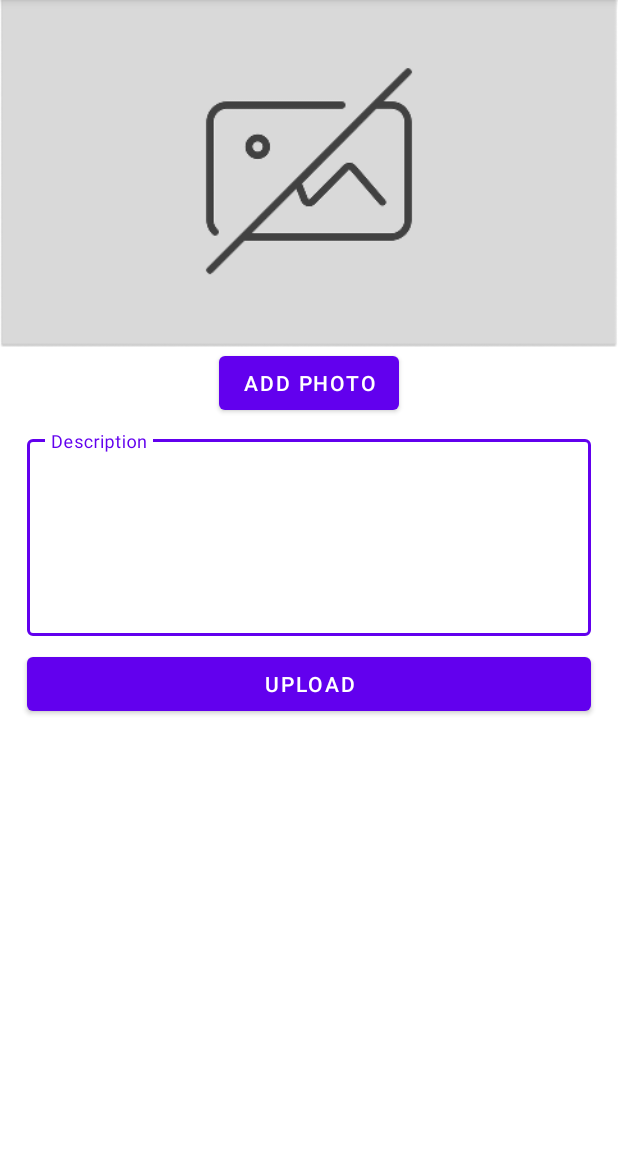
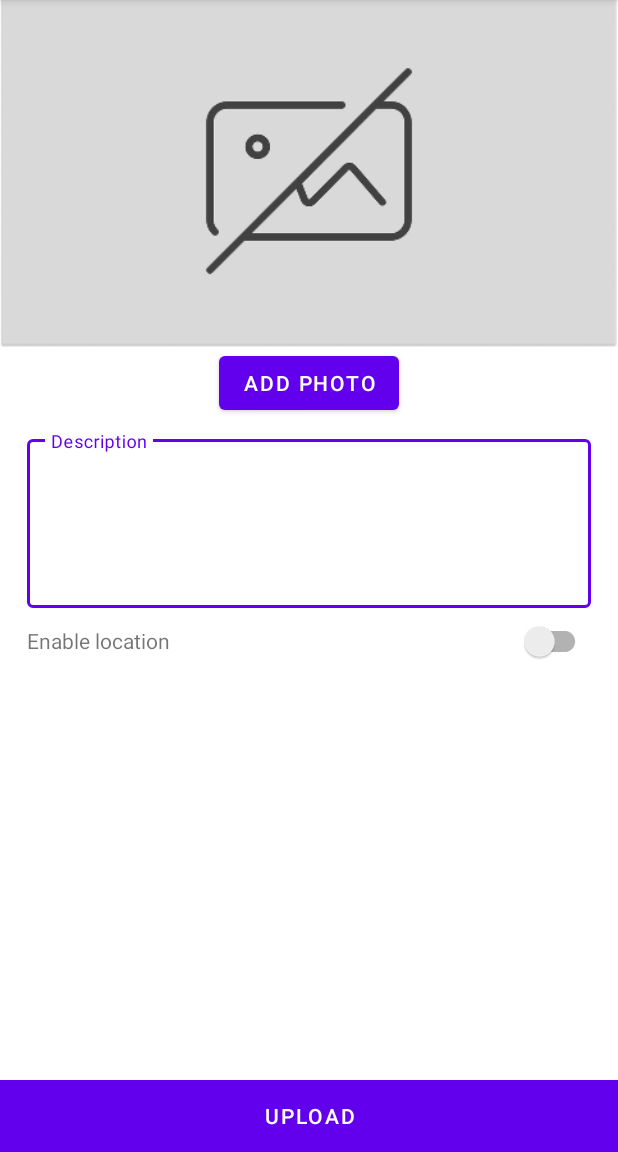
Before and after one commit to mbaguszulmi/story-app, an Android app: the AddStoryActivity screen opened directly, with no data from a screen before it, on a phone screen of 412 x 824 dp, the part 84-1236 px from its top. Run offline under Robolectric (Android 15) with nearby library versions, the light colour scheme and no system bars; our stand-ins replace Dagger/Hilt's generated code, data binding; pictures from the network do not load.

Commit message:
- Add story with location - Add location mode as build flavor

```diff
--- a/app/src/main/java/co/mbznetwork/storyapp/datasource/api/StoryApi.kt
+++ b/app/src/main/java/co/mbznetwork/storyapp/datasource/api/StoryApi.kt
@@ -19,7 +19,9 @@ interface StoryApi {
     @POST("stories")
     suspend fun addStory(
         @Part photo: MultipartBody.Part,
-        @Part("description") description: RequestBody
+        @Part("description") description: RequestBody,
+        @Part("lat") lat: RequestBody? = null,
+        @Part("lon") lon: RequestBody? = null
     ): Response<GeneralResponse>
 
     @GET("stories")
--- /dev/null
+++ b/app/src/main/java/co/mbznetwork/storyapp/di/LocationModule.kt
@@ -0,0 +1,20 @@
+package co.mbznetwork.storyapp.di
+
+import android.content.Context
+import com.google.android.gms.location.FusedLocationProviderClient
+import com.google.android.gms.location.LocationServices
+import dagger.Module
+import dagger.Provides
+import dagger.hilt.InstallIn
+import dagger.hilt.android.qualifiers.ApplicationContext
+import dagger.hilt.components.SingletonComponent
+import javax.inject.Singleton
+
+@Module
+@InstallIn(SingletonComponent::class)
+object LocationModule {
+
+    @Provides
+    @Singleton
+    fun provideFusedLocationClient(@ApplicationContext context: Context): FusedLocationProviderClient = LocationServices.getFusedLocationProviderClient(context)
+}
--- a/app/src/main/java/co/mbznetwork/storyapp/view/AddStoryActivity.kt
+++ b/app/src/main/java/co/mbznetwork/storyapp/view/AddStoryActivity.kt
@@ -9,6 +9,7 @@ import android.os.Build
 import android.os.Bundle
 import android.provider.MediaStore
 import android.view.MenuItem
+import androidx.activity.result.IntentSenderRequest
 import androidx.activity.result.contract.ActivityResultContracts
 import androidx.activity.viewModels
 import androidx.core.app.ActivityCompat
@@ -17,13 +18,25 @@ import co.mbznetwork.storyapp.databinding.ActivityAddStoryBinding
 import co.mbznetwork.storyapp.util.IntentChooserHelper
 import co.mbznetwork.storyapp.util.activityLifecycle
 import co.mbznetwork.storyapp.viewmodel.AddStoryViewModel
+import com.google.android.gms.common.api.ResolvableApiException
+import com.google.android.gms.location.LocationRequest
+import com.google.android.gms.location.LocationServices
+import com.google.android.gms.location.LocationSettingsRequest
+import com.google.android.gms.location.Priority
+import com.google.android.gms.maps.CameraUpdateFactory
+import com.google.android.gms.maps.GoogleMap
+import com.google.android.gms.maps.OnMapReadyCallback
+import com.google.android.gms.maps.SupportMapFragment
+import com.google.android.gms.maps.model.MapStyleOptions
+import com.google.android.gms.maps.model.MarkerOptions
 import dagger.hilt.android.AndroidEntryPoint
 import kotlinx.coroutines.flow.collectLatest
+import java.util.concurrent.TimeUnit
 
 private const val BITMAP_DATA = "data"
 
 @AndroidEntryPoint
-class AddStoryActivity : BaseActivity<ActivityAddStoryBinding>() {
+class AddStoryActivity : BaseActivity<ActivityAddStoryBinding>(), OnMapReadyCallback {
 
     private val addStoryViewModel by viewModels<AddStoryViewModel>()
 
@@ -74,6 +87,22 @@ class AddStoryActivity : BaseActivity<ActivityAddStoryBinding>() {
         }
     }
 
+    private val locationPermissionLauncher = registerForActivityResult(
+        ActivityResultContracts.RequestPermission()
+    ) {
+        if (it) {
+            requestLocationService()
+        }
+    }
+
+    private val enableLocationLauncher = registerForActivityResult(
+        ActivityResultContracts.StartIntentSenderForResult()
+    ) { result ->
+        if (result.resultCode == Activity.RESULT_OK) addStoryViewModel.getCurrentUserLocation()
+    }
+
+    private lateinit var googleMap: GoogleMap
+
     override val layoutId: Int
         get() = R.layout.activity_add_story
 
@@ -81,6 +110,8 @@ class AddStoryActivity : BaseActivity<ActivityAddStoryBinding>() {
         super.onCreate(savedInstanceState)
         initView()
         observeShouldFinish()
+        observeShouldCheckLocationPermission()
+        observeUserLocation()
     }
 
     private fun initView() {
@@ -88,6 +119,10 @@ class AddStoryActivity : BaseActivity<ActivityAddStoryBinding>() {
             title = getString(R.string.add_story)
             setDisplayHomeAsUpEnabled(true)
         }
+
+        val mapFragment = supportFragmentManager
+            .findFragmentById(R.id.map) as SupportMapFragment
+        mapFragment.getMapAsync(this)
 
         binding.apply {
             lifecycleOwner = this@AddStoryActivity
@@ -125,6 +160,34 @@ class AddStoryActivity : BaseActivity<ActivityAddStoryBinding>() {
         }
     }
 
+    private fun observeShouldCheckLocationPermission() {
+        activityLifecycle {
+            addStoryViewModel.shouldCheckLocationPermission.collectLatest {
+                if (it) checkLocationPermission()
+            }
+        }
+    }
+
+    private fun observeUserLocation() {
+        activityLifecycle {
+            addStoryViewModel.userLocation.collect {
+                it?.let {
+                    googleMap.apply {
+                        clear()
+                        addMarker(
+                            MarkerOptions().position(it)
+                        )
+                        animateCamera(
+                            CameraUpdateFactory.newLatLngZoom(
+                                it, 15f
+                            )
+                        )
+                    }
+                }
+            }
+        }
+    }
+
     override fun onOptionsItemSelected(item: MenuItem): Boolean {
         return when(item.itemId) {
             android.R.id.home -> {
@@ -149,4 +212,39 @@ class AddStoryActivity : BaseActivity<ActivityAddStoryBinding>() {
             }
         )
     }
+
+    private fun checkLocationPermission() {
+        locationPermissionLauncher.launch(Manifest.permission.ACCESS_FINE_LOCATION)
+    }
+
+    private fun requestLocationService() {
+        val locationRequest = LocationRequest.Builder(
+            Priority.PRIORITY_HIGH_ACCURACY,
+            TimeUnit.SECONDS.toMillis(1)
+        )
+
+        val settings = LocationSettingsRequest.Builder().addLocationRequest(locationRequest.build())
+        LocationServices.getSettingsClient(this)
+            .checkLocationSettings(settings.build())
+            .addOnSuccessListener {
+                addStoryViewModel.getCurrentUserLocation()
+            }.addOnFailureListener {
+                if (it is ResolvableApiException) {
+                    enableLocationLauncher.launch(
+                        IntentSenderRequest.Builder(it.resolution).build()
+                    )
+                }
+            }
+    }
+
+    override fun onMapReady(map: GoogleMap) {
+        googleMap = map.apply {
+            setMapStyle(
+                MapStyleOptions.loadRawResourceStyle(
+                    this@AddStoryActivity, R.raw.map_style
+                )
+            )
+        }
+        addStoryViewModel.setMapReady()
+    }
 }
--- a/app/src/main/java/co/mbznetwork/storyapp/viewmodel/AddStoryViewModel.kt
+++ b/app/src/main/java/co/mbznetwork/storyapp/viewmodel/AddStoryViewModel.kt
@@ -1,5 +1,6 @@
 package co.mbznetwork.storyapp.viewmodel
 
+import android.annotation.SuppressLint
 import android.content.ContentResolver
 import android.graphics.Bitmap
 import android.graphics.BitmapFactory
@@ -13,13 +14,14 @@ import co.mbznetwork.storyapp.eventbus.UIStatusEventBus
 import co.mbznetwork.storyapp.model.network.NetworkResult
 import co.mbznetwork.storyapp.model.ui.UiMessage
 import co.mbznetwork.storyapp.model.ui.UiStatus
+import co.mbznetwork.storyapp.repository.LocationRepository
 import co.mbznetwork.storyapp.repository.StoryRepository
+import com.google.android.gms.maps.model.LatLng
 import dagger.hilt.android.lifecycle.HiltViewModel
 import kotlinx.coroutines.CoroutineDispatcher
-import kotlinx.coroutines.flow.MutableSharedFlow
-import kotlinx.coroutines.flow.MutableStateFlow
-import kotlinx.coroutines.flow.asSharedFlow
-import kotlinx.coroutines.flow.asStateFlow
+import kotlinx.coroutines.ExperimentalCoroutinesApi
+import kotlinx.coroutines.Job
+import kotlinx.coroutines.flow.*
 import kotlinx.coroutines.launch
 import java.io.ByteArrayOutputStream
 import java.io.File
@@ -28,9 +30,11 @@ import java.io.InputStream
 import java.util.*
 import javax.inject.Inject
 
+@OptIn(ExperimentalCoroutinesApi::class)
 @HiltViewModel
 class AddStoryViewModel @Inject constructor(
     private val storyRepository: StoryRepository,
+    private val locationRepository: LocationRepository,
     private val uiStatusEventBus: UIStatusEventBus,
     @IODispatcher private val ioDispatcher: CoroutineDispatcher
 ): ViewModel() {
@@ -41,6 +45,19 @@ class AddStoryViewModel @Inject constructor(
 
     private val _shouldFinish = MutableSharedFlow<Boolean>()
     val shouldFinish = _shouldFinish.asSharedFlow()
+
+    private val _shouldCheckLocationPermission = MutableSharedFlow<Boolean>()
+    val shouldCheckLocationPermission = _shouldCheckLocationPermission.asSharedFlow()
+
+    private val _userLocation = MutableStateFlow<LatLng?>(null)
+    private val isMapReady = MutableStateFlow(false)
+
+    val userLocation = isMapReady.flatMapLatest {
+        if (it) _userLocation.asStateFlow()
+        else emptyFlow()
+    }.stateIn(viewModelScope, SharingStarted.WhileSubscribed(), null)
+
+    private var userLocationJob: Job? = null
 
     fun setPhoto(bitmap: Bitmap, cacheDir: File) {
         viewModelScope.launch(ioDispatcher) {
@@ -82,7 +99,8 @@ class AddStoryViewModel @Inject constructor(
                             MimeTypeMap.getSingleton().getExtensionFromMimeType(
                                 contentResolver.getType(Uri.fromFile(it))
                             ) ?: "image/jpeg",
-                            description
+                            description,
+                            userLocation.value
                         ).let { result ->
                             when(result) {
                                 is NetworkResult.Error -> UiStatus.ShowError(UiMessage.StringMessage(
@@ -106,4 +124,37 @@ class AddStoryViewModel @Inject constructor(
         else null
     }
 
+    @SuppressLint("MissingPermission")
+    fun getCurrentUserLocation() {
+        userLocationJob = viewModelScope.launch(ioDispatcher) {
+            locationRepository.getLocation().cancellable().catch {
+                uiStatusEventBus.setUiStatus(UiStatus.ShowError(
+                    it.message?.let { message ->
+                        UiMessage.StringMessage(message)
+                    } ?: UiMessage.ResourceMessage(R.string.error_occurred)
+                ))
+            }.flowOn(ioDispatcher).collect {
+                _userLocation.value = LatLng(it.latitude, it.longitude)
+            }
+        }
+    }
+
+    fun toggleUserLocation() {
+        viewModelScope.launch(ioDispatcher) {
+            if (userLocation.value != null) {
+                userLocationJob?.cancel()
+                userLocationJob = null
+                _userLocation.value = null
+            } else {
+                _shouldCheckLocationPermission.emit(true)
+            }
+        }
+    }
+
+    fun setMapReady() {
+        viewModelScope.launch(ioDispatcher) {
+            isMapReady.value = true
+        }
+    }
+
 }
--- /dev/null
+++ b/app/src/main/res/drawable/ic_upload.xml
@@ -0,0 +1,5 @@
+<vector android:height="24dp" android:tint="#FFFFFF"
+    android:viewportHeight="24" android:viewportWidth="24"
+    android:width="24dp" xmlns:android="http://schemas.android.com/apk/res/android">
+    <path android:fillColor="@android:color/white" android:pathData="M5,20h14v-2H5V20zM5,10h4v6h6v-6h4l-7,-7L5,10z"/>
+</vector>
--- a/app/src/main/res/layout/activity_add_story.xml
+++ b/app/src/main/res/layout/activity_add_story.xml
@@ -8,6 +8,8 @@
         <variable
             name="vm"
             type="co.mbznetwork.storyapp.viewmodel.AddStoryViewModel" />
+
+        <import type="android.view.View"/>
     </data>
 
     <androidx.constraintlayout.widget.ConstraintLayout
@@ -32,7 +34,9 @@
             android:text="@string/add_photo"
             app:layout_constraintTop_toBottomOf="@id/iv_story_photo"
             app:layout_constraintStart_toStartOf="parent"
-            app:layout_constraintEnd_toEndOf="parent"/>
+            app:layout_constraintEnd_toEndOf="parent"
+            android:drawableStart="@drawable/ic_upload"
+            android:drawablePadding="8dp"/>
 
         <com.google.android.material.textfield.TextInputLayout
             android:id="@+id/til_description"
@@ -51,17 +55,57 @@
                 android:layout_width="match_parent"
                 android:layout_height="wrap_content"
                 android:gravity="top|start"
-                android:lines="5"/>
+                android:inputType="textCapSentences|textMultiLine"
+                android:lines="4"/>
 
         </com.google.android.material.textfield.TextInputLayout>
+
+        <TextView
+            android:id="@+id/tv_enable_location"
+            android:layout_width="0dp"
+            android:layout_height="wrap_content"
+            android:text="@string/enable_location"
+            app:layout_constraintTop_toBottomOf="@id/til_description"
+            app:layout_constraintStart_toStartOf="@id/til_description"
+            app:layout_constraintEnd_toEndOf="@id/til_description"
+            android:layout_marginTop="12dp"/>
+
+        <androidx.appcompat.widget.SwitchCompat
+            android:id="@+id/switch_location"
+            android:layout_width="wrap_content"
+            android:layout_height="wrap_content"
+            app:layout_constraintEnd_toEndOf="@id/til_description"
+            app:layout_constraintTop_toTopOf="@id/tv_enable_location"
+            app:layout_constraintBottom_toBottomOf="@id/tv_enable_location"
+            android:checked="@{vm.userLocation != null}"/>
+
+        <View
+            android:id="@+id/btn_enable_location"
+            android:layout_width="0dp"
+            android:layout_height="0dp"
+            app:layout_constraintTop_toTopOf="@id/switch_location"
+            app:layout_constraintEnd_toEndOf="@id/switch_location"
+            app:layout_constraintStart_toStartOf="@id/switch_location"
+            app:layout_constraintBottom_toBottomOf="@id/switch_location"
+            android:onClick="@{() -> vm.toggleUserLocation()}"/>
+
+        <androidx.fragment.app.FragmentContainerView
+            android:id="@+id/map"
+            android:name="com.google.android.gms.maps.SupportMapFragment"
+            android:layout_width="match_parent"
+            android:layout_height="0dp"
+            app:layout_constraintTop_toBottomOf="@id/switch_location"
+            app:layout_constraintBottom_toTopOf="@id/button_add"
+            android:visibility="@{vm.userLocation == null ? View.INVISIBLE : View.VISIBLE}"/>
 
         <Button
             android:id="@+id/button_add"
             android:layout_width="0dp"
             android:layout_height="wrap_content"
-            app:layout_constraintStart_toStartOf="@id/til_description"
-            app:layout_constraintEnd_toEndOf="@id/til_description"
-            app:layout_constraintTop_toBottomOf="@id/til_description"
+            app:layout_constraintStart_toStartOf="parent"
+            app:layout_constraintEnd_toEndOf="parent"
+            app:layout_constraintBottom_toBottomOf="parent"
+            android:background="?android:attr/colorPrimary"
             android:layout_marginTop="8dp"
             android:text="@string/upload"/>
 
--- a/app/src/main/res/values/strings.xml
+++ b/app/src/main/res/values/strings.xml
@@ -26,4 +26,5 @@
     <string name="error_occurred">Error occurred</string>
     <string name="retry">Retry</string>
     <string name="story_map">Story Map</string>
+    <string name="enable_location">Enable location</string>
 </resources>
```
Also changed, not shown: app/build.gradle (+13 -0 lines), app/src/main/java/co/mbznetwork/storyapp/repository/LocationRepository.kt (added, +49 -0 lines), app/src/main/java/co/mbznetwork/storyapp/repository/StoryRepository.kt (+9 -2 lines).
